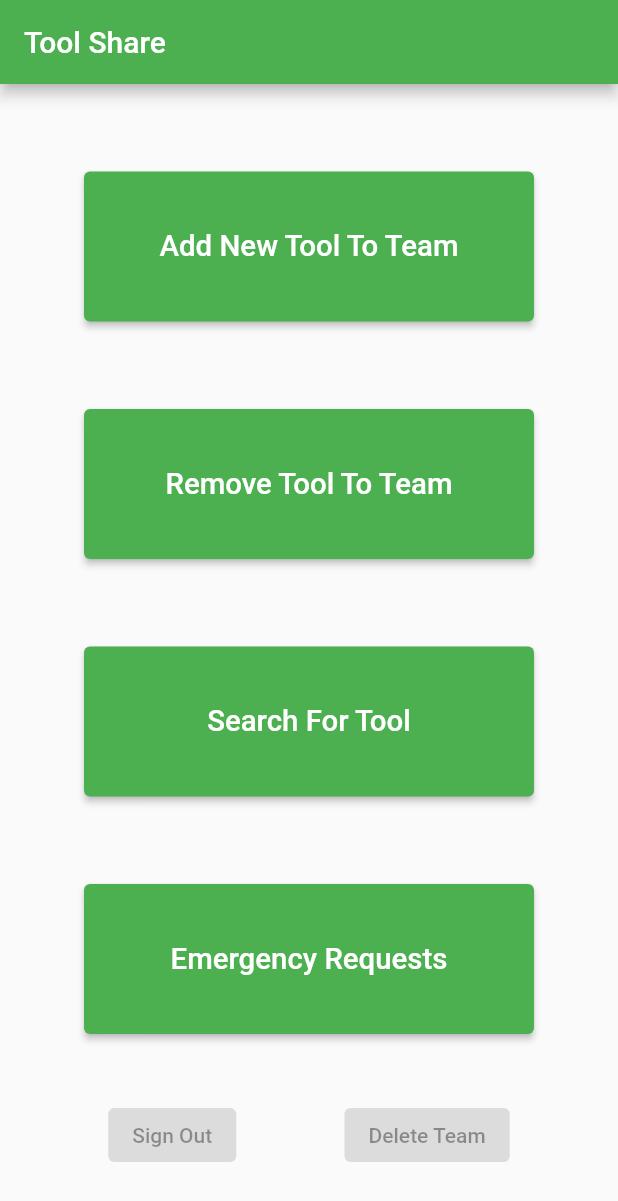
After one commit to mscott999/Tool-Share, a Flutter app: the screen it shows after launch, after a tap on "Sign In", on a phone screen of 412 x 824 dp. The commit adds this screen. Shown: the top 1201 px of the screen. Run offline on Flutter 3.47's test engine with Material 2 defaults, Android fonts, the phone set to English and light mode, and no system bars; our stand-ins replace google_maps_flutter; missing offline and left inert: dart:html.

Commit message:
CSV experimentation

```diff
--- a/lib/main.dart
+++ b/lib/main.dart
@@ -1,7 +1,11 @@
+import 'dart:io';
 import 'package:flutter/material.dart';
+import 'package:path_provider/path_provider.dart';
 import 'package:tool_share/view/loginView.dart';
 
+File? teamCSV;
 void main() {
+  initCSV();
   runApp(const ToolShare());
 }
 
@@ -17,3 +21,13 @@ class ToolShare extends StatelessWidget {
     );
   }
 }
+
+void initCSV() async {
+  WidgetsFlutterBinding.ensureInitialized();
+  Directory directory = await getApplicationDocumentsDirectory();
+  String filePath = '${directory.path}/teams.csv';
+  teamCSV = File(filePath);
+  print(teamCSV!.path);
+  teamCSV?.writeAsString('name');
+  print(await teamCSV!.readAsString());
+}
--- /dev/null
+++ b/lib/view/HomeView.dart
@@ -0,0 +1,96 @@
+import 'package:flutter/material.dart';
+
+class HomeView extends StatelessWidget {
+  Widget build(BuildContext context) {
+    return Scaffold(
+        appBar: AppBar(
+          title: const Text('Tool Share'),
+          automaticallyImplyLeading: false,
+        ),
+        body: Column(
+            mainAxisAlignment: MainAxisAlignment.spaceEvenly,
+            crossAxisAlignment: CrossAxisAlignment.center,
+            children: [
+              Padding(
+                padding: const EdgeInsets.only(
+                  top: 15.0,
+                  left: 8.0,
+                  right: 8.0,
+                ),
+                child: ElevatedButton(
+                  style: ElevatedButton.styleFrom(
+                    fixedSize: const Size(300, 100),
+                  ),
+                  onPressed: () {
+                    null;
+                  },
+                  child: Text(
+                    'Add New Tool To Team',
+                    textScaleFactor: 1.4,
+                  ),
+                ),
+              ),
+              Padding(
+                padding: const EdgeInsets.only(
+                  top: 15.0,
+                  left: 8.0,
+                  right: 8.0,
+                ),
+                child: ElevatedButton(
+                  style: ElevatedButton.styleFrom(
+                    fixedSize: const Size(300, 100),
+                  ),
+                  onPressed: () {
+                    null;
+                  },
+                  child: Text('Remove Tool To Team', textScaleFactor: 1.4),
+                ),
+              ),
+              Padding(
+                padding: const EdgeInsets.only(
+                  top: 15.0,
+                  left: 8.0,
+                  right: 8.0,
+                ),
+                child: ElevatedButton(
+                  style: ElevatedButton.styleFrom(
+                    fixedSize: const Size(300, 100),
+                  ),
+                  onPressed: () {
+                    null;
+                  },
+                  child: Text('Search For Tool', textScaleFactor: 1.4),
+                ),
+              ),
+              Padding(
+                padding: const EdgeInsets.only(
+                  top: 15.0,
+                  left: 8.0,
+                  right: 8.0,
+                ),
+                child: ElevatedButton(
+                  style: ElevatedButton.styleFrom(
+                    fixedSize: const Size(300, 100),
+                  ),
+                  onPressed: () {
+                    null;
+                  },
+                  child: Text('Emergency Requests', textScaleFactor: 1.4),
+                ),
+              ),
+              Row(
+                mainAxisAlignment: MainAxisAlignment.spaceEvenly,
+                children: [
+                  ElevatedButton(
+                    onPressed: null,
+                    child: Text("Sign Out"),
+                  ),
+                  ElevatedButton(
+                    onPressed: null,
+                    child: Text("Delete Team"),
+                  ),
+                ],
+              )
+            ]));
+  }
+}
--- a/lib/view/LoginView.dart
+++ b/lib/view/LoginView.dart
@@ -36,7 +36,9 @@ class LoginView extends StatelessWidget {
           mainAxisAlignment: MainAxisAlignment.spaceEvenly,
           children: [
             ElevatedButton(
-              onPressed: null,
+              onPressed: () {
+                LoginViewModel.routeToHome(context);
+              },
               child: Text("Sign In"),
             ),
             ElevatedButton(
--- a/lib/viewmodel/LoginViewModel.dart
+++ b/lib/viewmodel/LoginViewModel.dart
@@ -1,9 +1,15 @@
 import 'package:flutter/material.dart';
-import '../view/NewTeam.dart';
+import 'package:tool_share/view/HomeView.dart';
+import '../view/NewTeamView.dart';
 
 class LoginViewModel {
   static void routeToNewUser(context) {
     Navigator.of(context)
         .push(MaterialPageRoute(builder: ((context) => NewTeam())));
   }
+
+  static void routeToHome(context) {
+    Navigator.of(context)
+        .push(MaterialPageRoute(builder: ((context) => HomeView())));
+  }
 }
--- a/lib/viewmodel/NewTeamViewModel.dart
+++ b/lib/viewmodel/NewTeamViewModel.dart
@@ -3,22 +3,34 @@ import 'package:google_maps_flutter/google_maps_flutter.dart';
 
 class NewTeamViewModel {
   static GoogleMapController? mapController;
+  static LatLng? _selectedLocation;
 
   static Widget getMap() {
-    return SizedBox(
+    return Column(
+      children: [
+        Text('Location' + _selectedLocation.toString()),
+        const SizedBox(
           height: 200,
           child: GoogleMap(
             mapType: MapType.normal,
             onMapCreated: _onMapCreated,
-        initialCameraPosition:
-            CameraPosition(target: LatLng(47.595878, -122.124834), zoom: 11),
+            onTap: _onMapTapped,
+            initialCameraPosition: CameraPosition(
+                target: LatLng(47.595878, -122.124834), zoom: 11),
             myLocationEnabled: false,
             myLocationButtonEnabled: false,
           ),
+        )
+      ],
     );
   }
 
   static void _onMapCreated(GoogleMapController controller) {
     mapController = controller;
   }
+
+  static void _onMapTapped(LatLng location) {
+    _selectedLocation = location;
+    print(location);
   }
+}
--- a/pubspec.yaml
+++ b/pubspec.yaml
@@ -35,6 +35,7 @@ dependencies:
   # Use with the CupertinoIcons class for iOS style icons.
   cupertino_icons: ^1.0.2
   google_maps_flutter: ^2.2.3
+  path_provider: ^2.0.11
 
 dev_dependencies:
   flutter_test:
```
Also changed, not shown: lib/model/Team.dart (+11 -0 lines), lib/view/NewTeamView.dart (renamed from lib/view/NewTeam.dart), pubspec.lock. Lines whose indentation alone changed are shown as unchanged.
